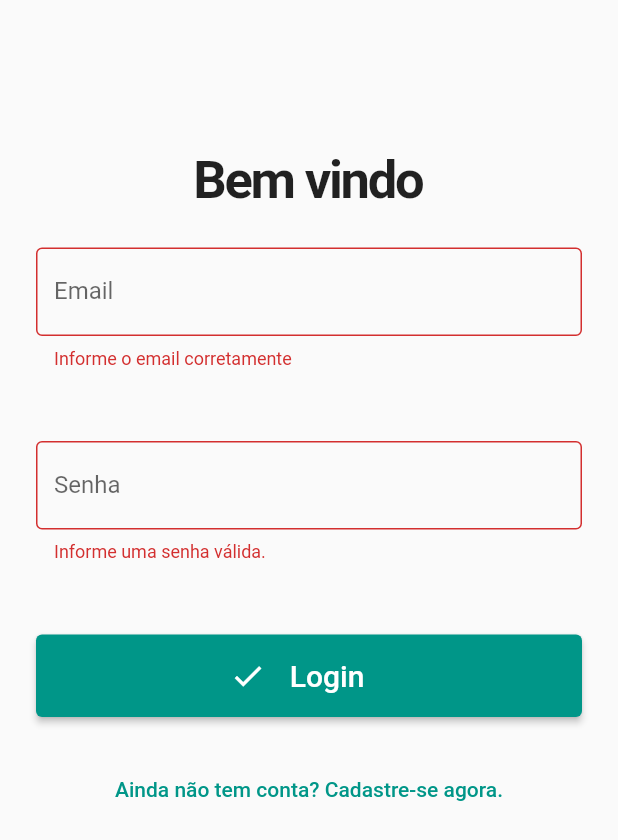
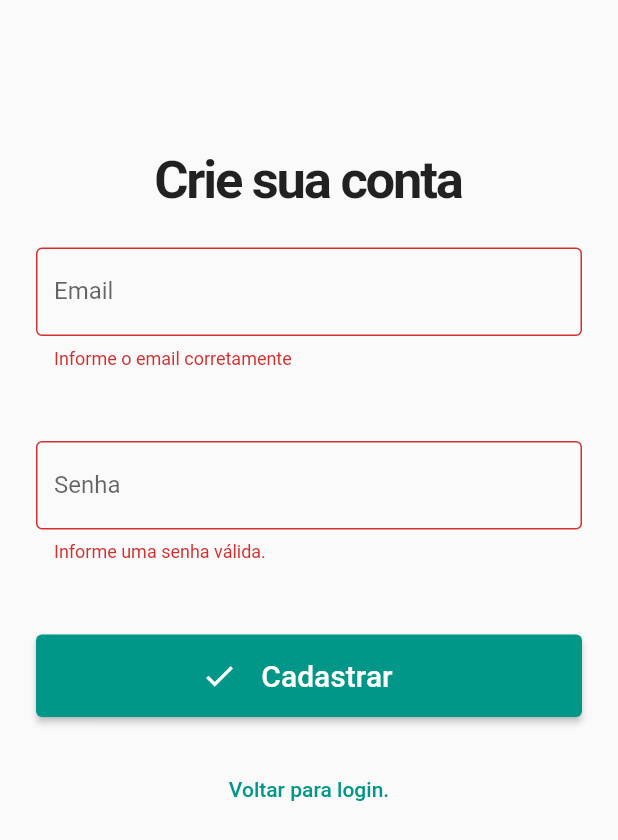
Before and after one commit to iggomesm/cripto_app, a Flutter app: the screen it shows after launch, after a tap on "Login", after a tap on "Ainda não tem conta? Cadastre-se agora.", on a phone screen of 412 x 824 dp. Shown: the top 840 px of the screen. Run offline on Flutter 3.47's test engine with Material 2 defaults, Android fonts, the phone set to English and light mode, and no system bars; our stand-ins replace firebase_auth, firebase_core, fl_chart, shared_preferences, sqflite; accounts and stored records are empty.

Commit message:
Conclusão da implementação de login com Firebase.

```diff
--- a/lib/pages/login_page.dart
+++ b/lib/pages/login_page.dart
@@ -20,6 +20,7 @@ class _LoginPageState extends State<LoginPage> {
   late String titulo;
   late String actionButton;
   late String toggleButton;
+  bool loading = false;
 
   @override
   void initState() {
@@ -115,7 +116,20 @@ class _LoginPageState extends State<LoginPage> {
                     },
                     child: Row(
                       mainAxisAlignment: MainAxisAlignment.center,
-                      children: [
+                      children: loading
+                          ? [
+                              Padding(
+                                padding: EdgeInsets.all(16),
+                                child: SizedBox(
+                                  width: 24,
+                                  height: 24,
+                                  child: CircularProgressIndicator(
+                                    color: Colors.white,
+                                  ),
+                                ),
+                              ),
+                            ]
+                          : [
                               Icon(Icons.check),
                               Padding(
                                 padding: EdgeInsets.all(16),
@@ -131,7 +145,7 @@ class _LoginPageState extends State<LoginPage> {
                   ),
                 ),
                 TextButton(
-                  onPressed: () {},
+                  onPressed: () => setFormAction(false),
                   child: Text(toggleButton),
                 )
               ],
@@ -144,8 +158,10 @@ class _LoginPageState extends State<LoginPage> {
 
   void login() async {
     try {
+      setState(() => loading = true);
       await context.read<AuthService>().login(email.text, senha.text);
     } on AuthException catch (e) {
+      setState(() => loading = false);
       ScaffoldMessenger.of(context).showSnackBar(
         SnackBar(
           content: Text(e.message),
@@ -155,9 +171,11 @@ class _LoginPageState extends State<LoginPage> {
   }
 
   void registrar() async {
+    setState(() => loading = true);
     try {
       await context.read<AuthService>().registrar(email.text, senha.text);
     } on AuthException catch (e) {
+      setState(() => loading = false);
       ScaffoldMessenger.of(context).showSnackBar(
         SnackBar(
           content: Text(e.message),
```
Also changed, not shown: lib/pages/configuracoes_page.dart (+25 -0 lines), 2 other files. Lines whose indentation alone changed are shown as unchanged.
